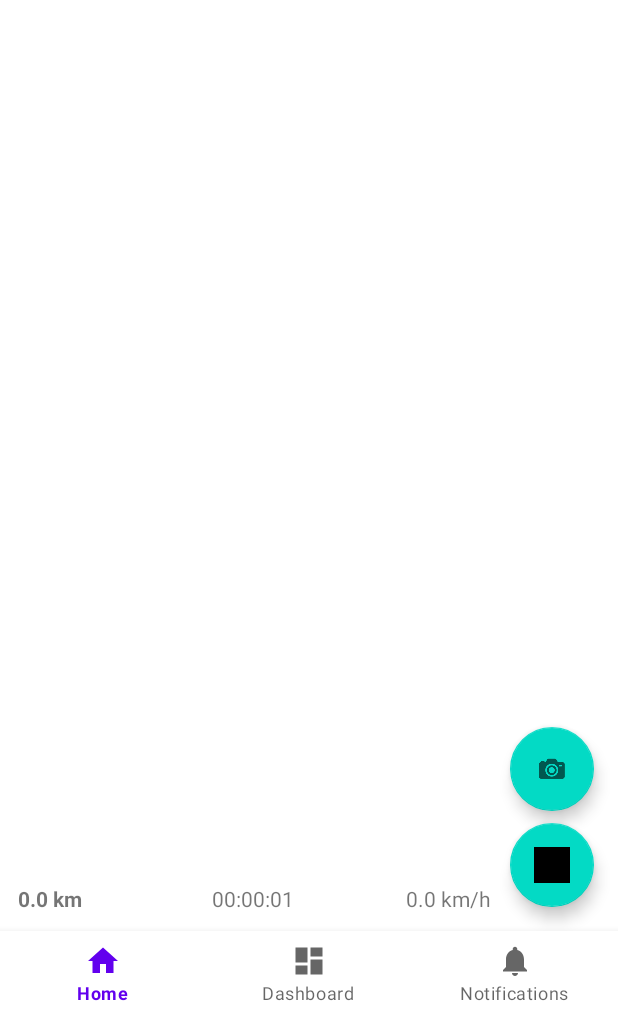
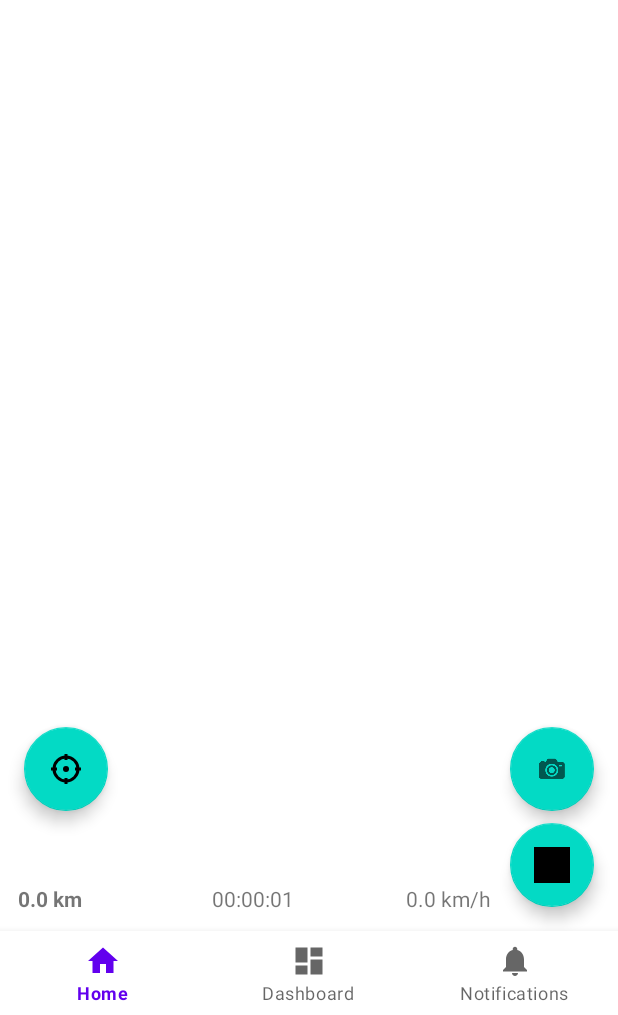
Before and after one commit to tktomaru/TomaGPS, an Android app: the screen it shows after launch (MainActivity), after a tap on an icon or button, on a phone screen of 412 x 824 dp, the part 221-1236 px from its top. Run offline under Robolectric (Android 15) with nearby library versions, the light colour scheme and no system bars; our stand-ins replace Room's generated code, data binding, navigation-ui.

Commit message:
現在地に移動するボタンを追加

```diff
--- a/app/src/main/java/jp/tukutano/tomagps/service/TrackingService.kt
+++ b/app/src/main/java/jp/tukutano/tomagps/service/TrackingService.kt
@@ -37,14 +37,18 @@ class TrackingService(private val app: Application) {
         }
 
         // 2) リクエスト設定
-        val req = LocationRequest.create().apply {
-            interval = 2000             // 正常更新間隔：2秒
-            fastestInterval = 1000      // 最短更新間隔：1秒
-            priority = Priority.PRIORITY_HIGH_ACCURACY
-        }
+        // 新 API (Play Services 21.0.0+)
+        val locationRequest = LocationRequest.Builder(
+            Priority.PRIORITY_BALANCED_POWER_ACCURACY,    // バランスパワー GPS
+            1_000L                               // 更新要求間隔：30 秒
+        )
+            .setMinUpdateIntervalMillis(1_000L)     // 最速更新間隔：1 秒
+            // .setMaxUpdateDelayMillis(2_000L)   // 遅延許容上限を設定する場合
+            // .setMaxUpdates(10)                 // 最大取得回数を設定する場合
+            .build()
 
         // 3) 位置情報取得開始
-        fusedClient.requestLocationUpdates(req, locCallback, app.mainLooper)
+        fusedClient.requestLocationUpdates(locationRequest, locCallback, app.mainLooper)
     }
 
     fun stopTracking() {
--- a/app/src/main/java/jp/tukutano/tomagps/ui/home/TrackFragment.kt
+++ b/app/src/main/java/jp/tukutano/tomagps/ui/home/TrackFragment.kt
@@ -18,6 +18,8 @@ import androidx.core.content.FileProvider
 import androidx.fragment.app.Fragment
 import androidx.fragment.app.viewModels
 import androidx.lifecycle.lifecycleScope
+import com.google.android.gms.location.FusedLocationProviderClient
+import com.google.android.gms.location.LocationServices
 import com.google.android.gms.maps.CameraUpdateFactory
 import com.google.android.gms.maps.GoogleMap
 import com.google.android.gms.maps.OnMapReadyCallback
@@ -40,6 +42,7 @@ class TrackFragment : Fragment(R.layout.fragment_track), OnMapReadyCallback {
     private val vm: TrackViewModel by viewModels()
     private lateinit var map: GoogleMap
     private var tracking = false
+    private lateinit var fusedClient: FusedLocationProviderClient
 
     private fun onStopTracking() {
         // サービス停止は ViewModel 側でも行われるので省略可。ここではタイトル入力と保存呼び出し
@@ -56,8 +59,10 @@ class TrackFragment : Fragment(R.layout.fragment_track), OnMapReadyCallback {
                     val thumbUri = saveBmp(requireContext(), bmp)
                     // ここで必ず title, thumbnail を渡す
                     vm.stopAndSavePoints(title, thumbUri)
-                    Toast.makeText(requireContext(),
-                        "ログを保存しました", Toast.LENGTH_SHORT).show()
+                    Toast.makeText(
+                        requireContext(),
+                        "ログを保存しました", Toast.LENGTH_SHORT
+                    ).show()
                 }
             }
             .setNegativeButton("破棄", null)
@@ -70,7 +75,9 @@ class TrackFragment : Fragment(R.layout.fragment_track), OnMapReadyCallback {
             .getMapAsync(this)
 
         val fabStartStop = view.findViewById<FloatingActionButton>(R.id.fabStartStop)
-        val fabCamera    = view.findViewById<FloatingActionButton>(R.id.fabCamera)
+        val fabCamera = view.findViewById<FloatingActionButton>(R.id.fabCamera)
+        val fabMyLocation = view.findViewById<FloatingActionButton>(R.id.fabMyLocation)
+        fusedClient = LocationServices.getFusedLocationProviderClient(requireContext())
 
         fabStartStop.setOnClickListener {
             if (!tracking) {
@@ -91,7 +98,33 @@ class TrackFragment : Fragment(R.layout.fragment_track), OnMapReadyCallback {
                     Intent(requireContext(), PhotoCaptureActivity::class.java)
                 )
             } else {
-                Toast.makeText(requireContext(), "まず計測を開始してください", Toast.LENGTH_SHORT).show()
+                Toast.makeText(requireContext(), "まず計測を開始してください", Toast.LENGTH_SHORT)
+                    .show()
+            }
+        }
+
+        fabMyLocation.setOnClickListener {
+            // 1) 権限確認
+            if (ContextCompat.checkSelfPermission(
+                    requireContext(),
+                    Manifest.permission.ACCESS_FINE_LOCATION
+                )
+                != PackageManager.PERMISSION_GRANTED
+            ) {
+                // 必要ならリクエスト
+                requestPermissions(arrayOf(Manifest.permission.ACCESS_FINE_LOCATION), 1001)
+                return@setOnClickListener
+            }
+            // 2) 直近の現在地を取得
+            fusedClient.lastLocation.addOnSuccessListener { loc ->
+                if (loc != null && ::map.isInitialized) {
+                    val now = LatLng(loc.latitude, loc.longitude)
+                    // マーカーがいらなければ省略
+                    map.animateCamera(CameraUpdateFactory.newLatLngZoom(now, 15f))
+                } else {
+                    Toast.makeText(requireContext(), "現在地が取得できません", Toast.LENGTH_SHORT)
+                        .show()
+                }
             }
         }
 
@@ -148,9 +181,12 @@ class TrackFragment : Fragment(R.layout.fragment_track), OnMapReadyCallback {
     override fun onMapReady(googleMap: GoogleMap) {
         map = googleMap
         map.uiSettings.isMyLocationButtonEnabled = false
-        if (ContextCompat.checkSelfPermission(requireContext(),
-                Manifest.permission.ACCESS_FINE_LOCATION)
-            == PackageManager.PERMISSION_GRANTED) {
+        if (ContextCompat.checkSelfPermission(
+                requireContext(),
+                Manifest.permission.ACCESS_FINE_LOCATION
+            )
+            == PackageManager.PERMISSION_GRANTED
+        ) {
             map.isMyLocationEnabled = true
         }
     }
@@ -169,9 +205,9 @@ class TrackFragment : Fragment(R.layout.fragment_track), OnMapReadyCallback {
             if (result.resultCode == Activity.RESULT_OK) {
                 result.data?.let { data ->
                     val uriStr = data.getStringExtra("photo_uri") ?: return@let
-                    val lat    = data.getDoubleExtra("lat", Double.NaN)
-                    val lng    = data.getDoubleExtra("lng", Double.NaN)
-                    val uri    = Uri.parse(uriStr)
+                    val lat = data.getDoubleExtra("lat", Double.NaN)
+                    val lng = data.getDoubleExtra("lng", Double.NaN)
+                    val uri = Uri.parse(uriStr)
                     // タイムスタンプは現在時刻を使う
                     val entry = PhotoEntry(uri, lat, lng, System.currentTimeMillis())
                     // ViewModel へ追加
@@ -179,8 +215,8 @@ class TrackFragment : Fragment(R.layout.fragment_track), OnMapReadyCallback {
                     // 地図上にもマーカーを表示
                     map.addMarker(
                         MarkerOptions()
-                        .position(LatLng(lat, lng))
-                        .icon(BitmapDescriptorFactory.defaultMarker(BitmapDescriptorFactory.HUE_AZURE))
+                            .position(LatLng(lat, lng))
+                            .icon(BitmapDescriptorFactory.defaultMarker(BitmapDescriptorFactory.HUE_AZURE))
                     )
                 }
             }
--- /dev/null
+++ b/app/src/main/res/drawable/ic_my_location.xml
@@ -0,0 +1,35 @@
+<?xml version="1.0" encoding="utf-8"?>
+<vector xmlns:android="http://schemas.android.com/apk/res/android"
+    android:width="24dp"
+    android:height="24dp"
+    android:viewportWidth="24"
+    android:viewportHeight="24">
+
+    <!-- 内側の小円: 現在地を示す小さな点 -->
+    <path
+        android:fillColor="#FF000000"
+        android:pathData="M12,12
+            m-2,0
+            a2,2 0 1,0 4,0
+            a2,2 0 1,0 -4,0" />
+
+    <!-- 外側の大円: 範囲を示す -->
+    <path
+        android:fillColor="@android:color/transparent"
+        android:strokeColor="#FF000000"
+        android:strokeWidth="2"
+        android:pathData="M12,4
+            a8,8 0 1,0 0,16
+            a8,8 0 1,0 0,-16" />
+
+    <!-- クロスヘア: 上下左右の線 -->
+    <path
+        android:fillColor="@android:color/transparent"
+        android:strokeColor="#FF000000"
+        android:strokeWidth="2"
+        android:pathData="M12,2 L12,6
+                         M12,18 L12,22
+                         M2,12 L6,12
+                         M18,12 L22,12" />
+
+</vector>
--- a/app/src/main/res/layout/fragment_track.xml
+++ b/app/src/main/res/layout/fragment_track.xml
@@ -62,9 +62,20 @@
             android:layout_width="wrap_content"
             android:layout_height="wrap_content"
             app:layout_anchor="@id/fabStartStop"
-            app:layout_anchorGravity="top|end"
+            app:layout_anchorGravity="bottom|end"
             android:layout_marginBottom="80dp"
             android:layout_marginEnd="16dp" />
 
+        <com.google.android.material.floatingactionbutton.FloatingActionButton
+            android:id="@+id/fabMyLocation"
+            android:layout_width="wrap_content"
+            android:layout_height="wrap_content"
+            android:layout_marginStart="16dp"
+            android:layout_marginBottom="80dp"
+            app:layout_anchor="@id/mapFragment"
+            app:layout_anchorGravity="bottom|start"
+            app:srcCompat="@drawable/ic_my_location"
+            android:contentDescription="現在地へ移動" />
+
     </androidx.coordinatorlayout.widget.CoordinatorLayout>
 </layout>
```
